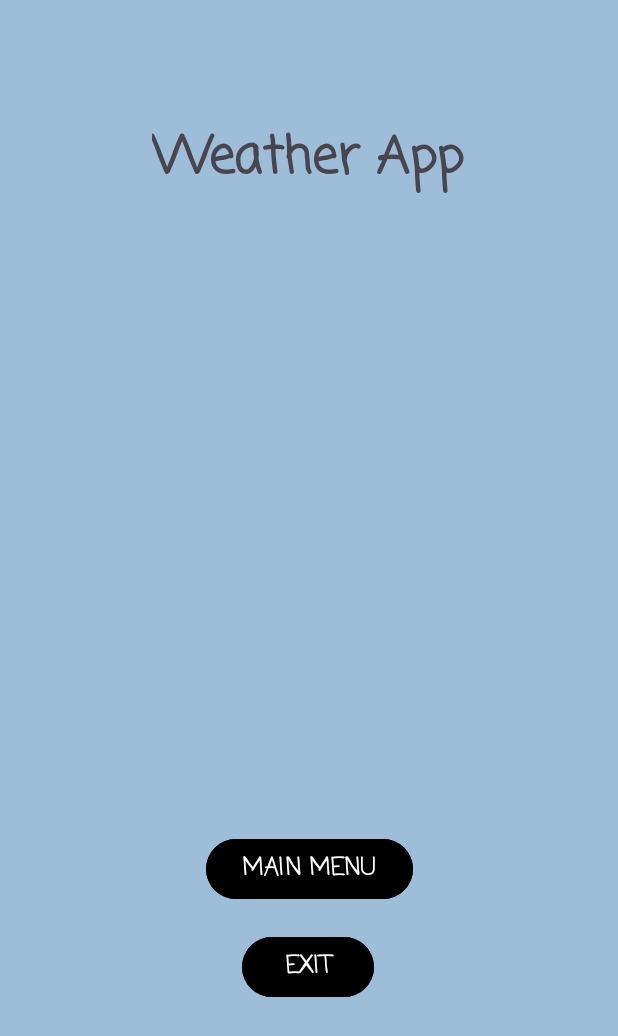
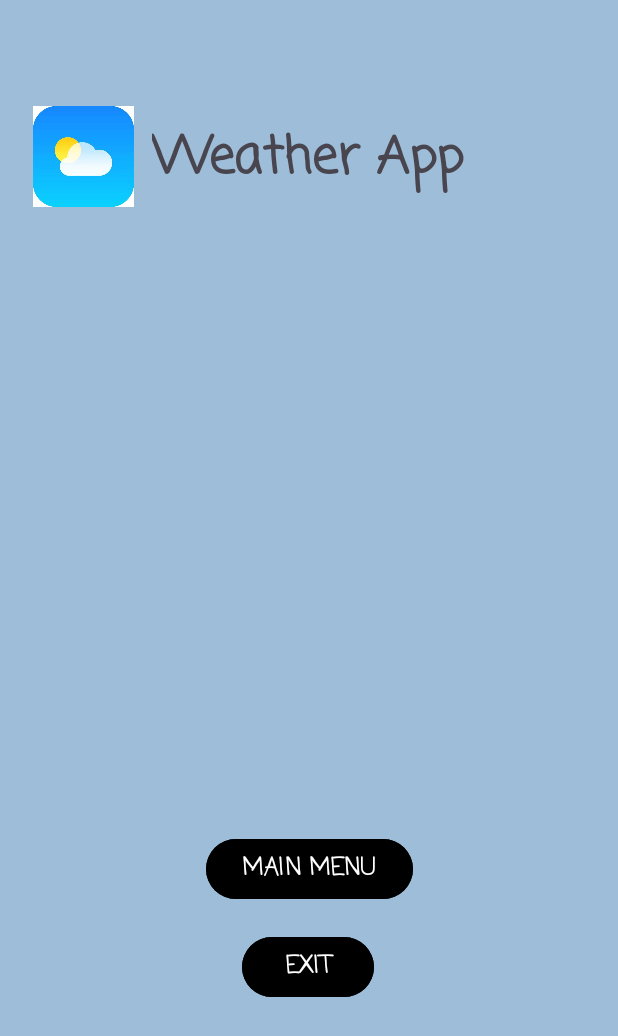
Before and after one commit to Nagamposh-Ethxn/imad5112-practicum-Nagamposh-Ethxn, an Android app: the screen it shows after launch (MainActivity), on a phone screen of 412 x 824 dp. Shown: the top 1036 px of the screen. Run offline under Robolectric (Android 15) with nearby library versions, the phone set to English and light mode, and no system bars.

Commit message:
Initial commit 1

```diff
--- a/app/src/main/res/layout/activity_detailed_view.xml
+++ b/app/src/main/res/layout/activity_detailed_view.xml
@@ -31,7 +31,8 @@
         app:layout_constraintHorizontal_bias="0.64"
         app:layout_constraintStart_toStartOf="parent"
         app:layout_constraintTop_toTopOf="parent"
-        app:layout_constraintVertical_bias="0.088" />
+        app:layout_constraintVertical_bias="0.088"
+        app:srcCompat="@drawable/oip" />
 
     <Button
         android:id="@+id/btnMainMenu"
--- a/app/src/main/res/layout/activity_main.xml
+++ b/app/src/main/res/layout/activity_main.xml
@@ -64,5 +64,6 @@
         app:layout_constraintHorizontal_bias="0.64"
         app:layout_constraintStart_toStartOf="parent"
         app:layout_constraintTop_toTopOf="parent"
-        app:layout_constraintVertical_bias="0.088" />
+        app:layout_constraintVertical_bias="0.088"
+        app:srcCompat="@drawable/oip" />/>
 </androidx.constraintlayout.widget.ConstraintLayout>
```
Also changed, not shown: app/src/main/res/drawable/oip.jpeg (added).
